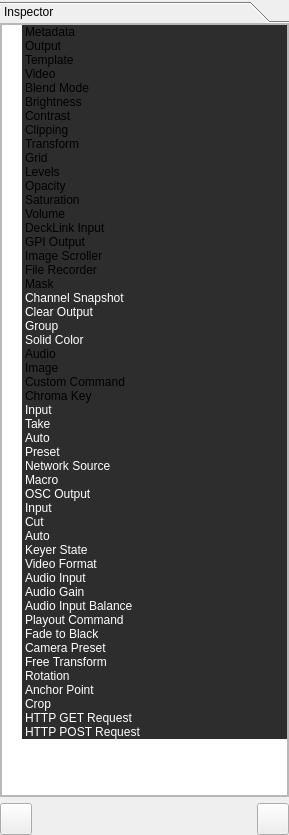
This is src/Widgets/Inspector/InspectorWidget.ui in CasparCG/client as Qt 5 draws it before an edit. The edited form follows.
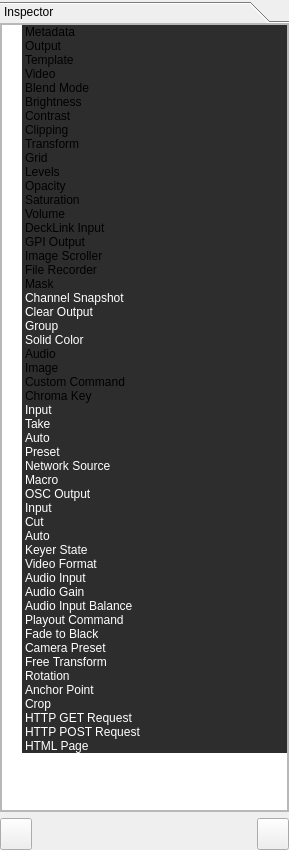
This is the edited form.

Commit message: Added support for HTML pages.

What changed in the file:
```diff
--- a/src/Widgets/Inspector/InspectorWidget.ui
+++ b/src/Widgets/Inspector/InspectorWidget.ui
@@ -7,7 +7,7 @@
     <x>0</x>
     <y>0</y>
     <width>289</width>
-    <height>835</height>
+    <height>850</height>
    </rect>
   </property>
   <property name="sizePolicy">
@@ -58,7 +58,7 @@
         <x>0</x>
         <y>0</y>
         <width>289</width>
-        <height>773</height>
+        <height>788</height>
        </rect>
       </property>
       <property name="sizePolicy">
@@ -94,7 +94,7 @@
             <x>0</x>
             <y>0</y>
             <width>285</width>
-            <height>769</height>
+            <height>784</height>
            </rect>
           </property>
           <layout class="QVBoxLayout" name="verticalLayout_3">
@@ -1302,6 +1302,29 @@
                </brush>
               </property>
              </item>
+             <item>
+              <property name="text">
+               <string>HTML Page</string>
+              </property>
+              <property name="background">
+               <brush brushstyle="SolidPattern">
+                <color alpha="255">
+                 <red>45</red>
+                 <green>45</green>
+                 <blue>45</blue>
+                </color>
+               </brush>
+              </property>
+              <property name="foreground">
+               <brush brushstyle="SolidPattern">
+                <color alpha="255">
+                 <red>255</red>
+                 <green>255</green>
+                 <blue>255</blue>
+                </color>
+               </brush>
+              </property>
+             </item>
             </widget>
            </item>
           </layout>
```
The commit also changes 26 other files.
